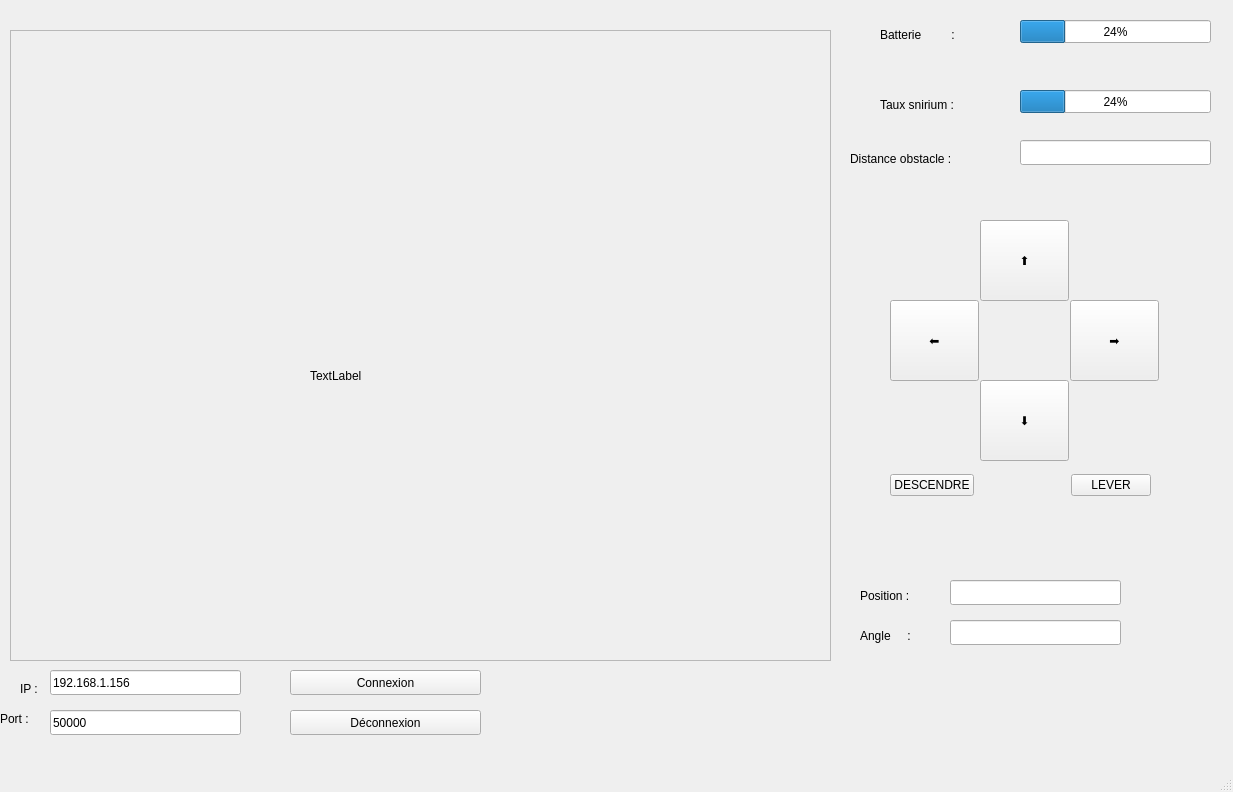
Before: the Qt Designer form ihm_robot/mainwindow.ui in Sorann753/tp_robot_snirium, drawn with Qt 5.
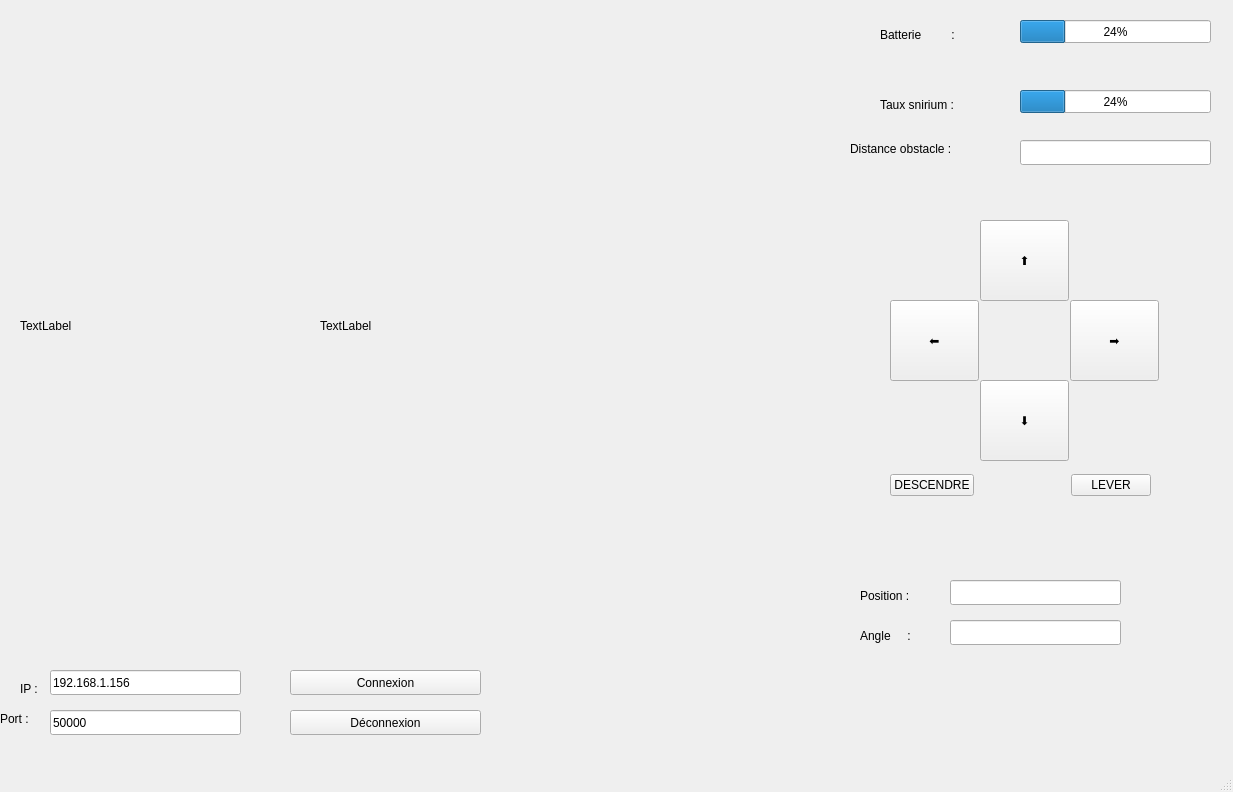
After: the same form once the commit is applied.

Patch:
```diff
--- a/ihm_robot/mainwindow.ui
+++ b/ihm_robot/mainwindow.ui
@@ -163,7 +163,7 @@
     <property name="geometry">
      <rect>
       <x>850</x>
-      <y>150</y>
+      <y>140</y>
       <width>141</width>
       <height>17</height>
      </rect>
@@ -305,35 +305,6 @@
      <number>24</number>
     </property>
    </widget>
-   <widget class="QFrame" name="frame">
-    <property name="geometry">
-     <rect>
-      <x>10</x>
-      <y>30</y>
-      <width>821</width>
-      <height>631</height>
-     </rect>
-    </property>
-    <property name="frameShape">
-     <enum>QFrame::StyledPanel</enum>
-    </property>
-    <property name="frameShadow">
-     <enum>QFrame::Raised</enum>
-    </property>
-    <widget class="QLabel" name="label_robot">
-     <property name="geometry">
-      <rect>
-       <x>300</x>
-       <y>290</y>
-       <width>111</width>
-       <height>111</height>
-      </rect>
-     </property>
-     <property name="text">
-      <string>TextLabel</string>
-     </property>
-    </widget>
-   </widget>
    <widget class="QProgressBar" name="progressBar_batterie">
     <property name="geometry">
      <rect>
@@ -360,6 +331,55 @@
      <string>Batterie         :</string>
     </property>
    </widget>
+   <widget class="QLabel" name="label_robot">
+    <property name="geometry">
+     <rect>
+      <x>320</x>
+      <y>270</y>
+      <width>111</width>
+      <height>111</height>
+     </rect>
+    </property>
+    <property name="text">
+     <string>TextLabel</string>
+    </property>
+   </widget>
+   <widget class="QLabel" name="label_map">
+    <property name="geometry">
+     <rect>
+      <x>20</x>
+      <y>10</y>
+      <width>801</width>
+      <height>631</height>
+     </rect>
+    </property>
+    <property name="text">
+     <string>TextLabel</string>
+    </property>
+   </widget>
+   <zorder>pushButton_droite</zorder>
+   <zorder>pushButton_avancer</zorder>
+   <zorder>pushButton_recule</zorder>
+   <zorder>pushButton_gauche</zorder>
+   <zorder>label</zorder>
+   <zorder>label_2</zorder>
+   <zorder>Edit_position</zorder>
+   <zorder>lineEdit_angle</zorder>
+   <zorder>pushButton_connexion</zorder>
+   <zorder>pushButton_deconnexion</zorder>
+   <zorder>label_4</zorder>
+   <zorder>lineEdit_ip</zorder>
+   <zorder>label_5</zorder>
+   <zorder>label_6</zorder>
+   <zorder>lineEdit_port</zorder>
+   <zorder>lineEdit_distance</zorder>
+   <zorder>horizontalLayoutWidget_2</zorder>
+   <zorder>label_3</zorder>
+   <zorder>progressBar_snirium</zorder>
+   <zorder>progressBar_batterie</zorder>
+   <zorder>label_7</zorder>
+   <zorder>label_map</zorder>
+   <zorder>label_robot</zorder>
   </widget>
   <widget class="QMenuBar" name="menubar">
    <property name="geometry">
```
